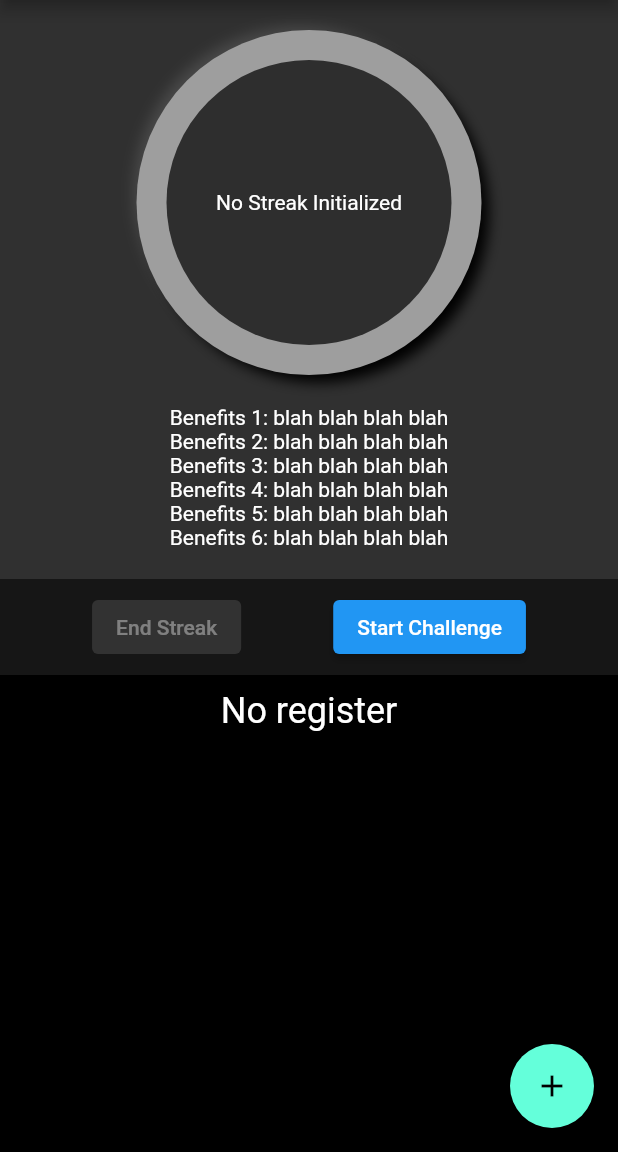
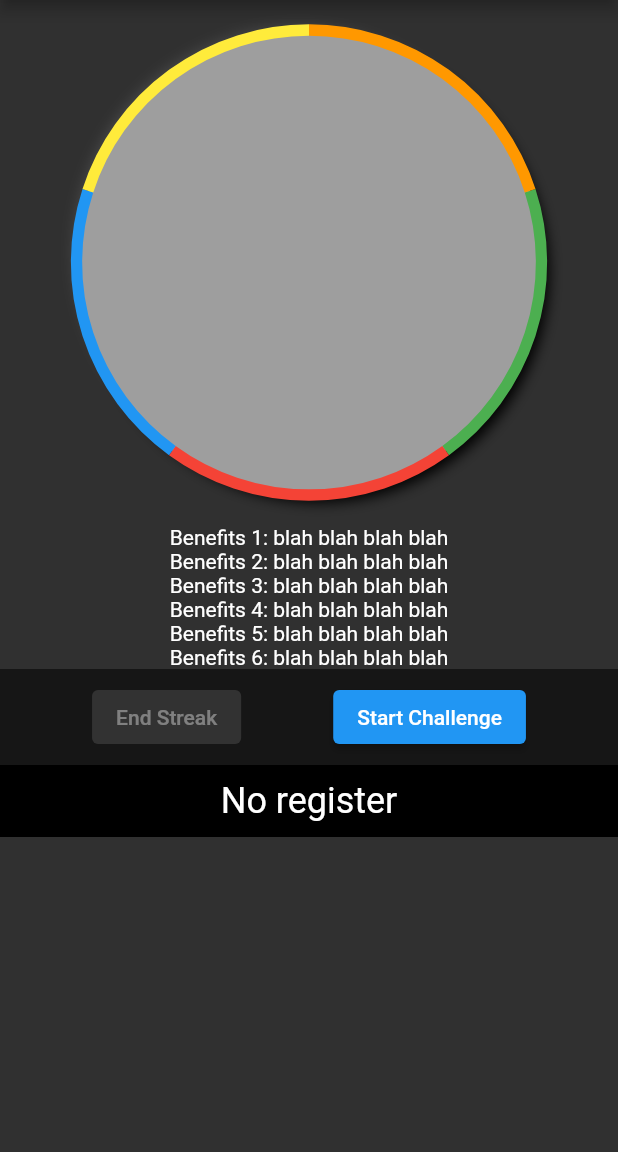
Before and after one commit to yurylink/iquit-mobile-app, a Flutter app: the screen it shows after launch, on a phone screen of 412 x 824 dp, the part 84-1236 px from its top. Run offline on Flutter 3.47's test engine with Material 2 defaults, Android fonts, the phone set to English and light mode, and no system bars; our stand-ins replace sqflite; accounts and stored records are empty.

Commit message:
Adding pie chart and refactoring main screen

```diff
--- a/lib/home/CircleTimer.dart
+++ b/lib/home/CircleTimer.dart
@@ -1,6 +1,7 @@
 import 'package:flutter/material.dart';
 import 'package:flutter/widgets.dart';
 import 'package:iquit/common/GlobalColors.dart';
+import 'package:iquit/home/PieChart.dart';
 
 class CircleTimer extends StatelessWidget {
   String _displayText;
@@ -22,14 +23,13 @@ class CircleTimer extends StatelessWidget {
                   spreadRadius: -5,
                   blurRadius: 7,
                   offset: Offset(-7, -7),
-                  color: GlobalColors.GREY.color)
-            ,
-            BoxShadow(
-              spreadRadius: -2,
-              blurRadius: 7,
-              offset: Offset(7,7),
-              color: Colors.black
-            )]),
+                  color: GlobalColors.GREY.color),
+              BoxShadow(
+                  spreadRadius: -2,
+                  blurRadius: 7,
+                  offset: Offset(7, 7),
+                  color: Colors.black)
+            ]),
         padding: EdgeInsets.all(20),
         child: Container(
           width: 50,
@@ -37,7 +37,7 @@ class CircleTimer extends StatelessWidget {
           decoration: new BoxDecoration(
               color: GlobalColors.DEFAULT_GREY.color, shape: BoxShape.circle),
           child: Center(
-            child: Text(_displayText),
+            child: Text(_displayText), //TODO REST
           ),
         ));
   }
--- a/lib/home/HomeScreen.dart
+++ b/lib/home/HomeScreen.dart
@@ -7,6 +7,7 @@ import 'package:iquit/home/CircleTimer.dart';
 import 'package:iquit/home/LastStreaksMainScreen.dart';
 import 'package:iquit/common/SpaceBox.dart';
 import 'package:iquit/database/DatabaseConfiguration.dart';
+import 'package:iquit/home/PieChart.dart';
 import 'package:iquit/model/StreaksDurationModel.dart';
 
 class HomeScreen extends StatefulWidget {
@@ -26,7 +27,8 @@ class _HomeScreenState extends State<HomeScreen> {
   bool _isRunning = false;
   DateTime _beginningOfStreak;
   String _displayText;
-  List<StreaksDurationModel> _listOfPreviousStreaks = new List<StreaksDurationModel>();
+  List<StreaksDurationModel> _listOfPreviousStreaks =
+      new List<StreaksDurationModel>();
 
   @override
   void initState() {
@@ -66,10 +68,6 @@ class _HomeScreenState extends State<HomeScreen> {
         await DatabaseConfiguration.instance.getAllStreaks();
 
     setState(() {
-      resultList.forEach((element) {
-        print(element.toString());
-        print(element.toMapWithoutId());
-      });
       _counter++;
       _beginningOfStreak = new DateTime.now().subtract(new Duration(
           days: _counter)); //TODO REMOVE THE SUBTRACT ON FINAL VERSION
@@ -104,7 +102,7 @@ class _HomeScreenState extends State<HomeScreen> {
     });
   }
 
-  void _updateListOfPreviousStreaks() async{
+  void _updateListOfPreviousStreaks() async {
     Future<List<StreaksDurationModel>> futureListOfStreaks =
         DatabaseConfiguration.instance.getAllStreaks();
 
@@ -119,15 +117,14 @@ class _HomeScreenState extends State<HomeScreen> {
         appBar: AppBar(
           title: Text(widget.title),
         ),
-      body: Align(
-          alignment: Alignment.topCenter,
-          child: Column(
-            children: <Widget>[
-              SpaceBox(20),
-              CircleTimer(_displayText),
-              SpaceBox(20),
+        body: Row(
+          children: [
+            Expanded(
+              child: SizedBox(
+                child: ListView(
+                  children: [
+                    PieChart(),
                     BenefitsList(),
-              SpaceBox(20),
                     Container(
                       color: Colors.black54,
                       child: ButtonBar(
@@ -144,15 +141,57 @@ class _HomeScreenState extends State<HomeScreen> {
                         ],
                       ),
                     ),
-              LastStreaksMainScreen(_listOfPreviousStreaks)
-              // LastStreaksMainScreen(new List<StreaksDurationModel>())
+                    LastStreaksMainScreen(_listOfPreviousStreaks),
                   ],
-          )),
-      floatingActionButton: FloatingActionButton(
-        onPressed: _incrementCounter,
-        tooltip: 'Increment',
-        child: Icon(Icons.add),
-      ), // This trailing comma makes auto-formatting nicer for build methods.
-    );
+                ),
+              ),
+            )
+          ],
+        ));
   }
+
+// @override
+// Widget build(BuildContext context) {
+//   return Scaffold(
+//     appBar: AppBar(
+//       title: Text(widget.title),
+//     ),
+//     body: Align(
+//         alignment: Alignment.topCenter,
+//         child: Column(
+//           children: <Widget>[
+//             SpaceBox(20),
+//             PieChart(),
+//             // CircleTimer(_displayText),
+//             SpaceBox(20),
+//             BenefitsList(),
+//             SpaceBox(20),
+//             Container(
+//               color: Colors.black54,
+//               child: ButtonBar(
+//                 alignment: MainAxisAlignment.spaceEvenly,
+//                 children: [
+//                   ElevatedButton(
+//                     child: Text("End Streak"),
+//                     onPressed: _isRunning ? () => _endTimer() : null,
+//                   ),
+//                   ElevatedButton(
+//                     child: Text("Start Challenge"),
+//                     onPressed: _isRunning ? null : () => _startTimer(),
+//                   )
+//                 ],
+//               ),
+//             ),
+//             LastStreaksMainScreen(_listOfPreviousStreaks)
+//             // LastStreaksMainScreen(new List<StreaksDurationModel>())
+//           ],
+//         )),
+//     floatingActionButton: FloatingActionButton(
+//       onPressed: _incrementCounter,
+//       tooltip: 'Increment',
+//       child: Icon(Icons.add),
+//     ), // This trailing comma makes auto-formatting nicer for build methods.
+//   );
+// }
+
 }
--- a/lib/home/LastStreaksMainScreen.dart
+++ b/lib/home/LastStreaksMainScreen.dart
@@ -35,14 +35,12 @@ class LastStreaksMainScreen extends StatelessWidget {
       }
     });
 
-    return Expanded(
-      child: Container(
+    return Container(
         alignment: Alignment.topCenter,
         constraints: BoxConstraints(maxHeight: double.infinity),
         color: Colors.black,
         padding: EdgeInsets.fromLTRB(0, 10, 0, 10),
         child: Column(children: listOfText),
-      ),
     );
   }
 }
--- /dev/null
+++ b/lib/home/PieChart.dart
@@ -0,0 +1,51 @@
+import 'package:flutter/material.dart';
+import 'package:iquit/common/GlobalColors.dart';
+import 'package:iquit/home/TimerPainter.dart';
+
+class PieChart extends StatefulWidget {
+  @override
+  _PieChartState createState() => _PieChartState();
+}
+
+class _PieChartState extends State<PieChart> {
+  @override
+  Widget build(BuildContext context) {
+    double _localHeight = MediaQuery.of(context).size.width;//TODO FIND A WAY TO DIVIDE THE SCREEN IN 3
+    return Container(
+          height: 350, //TODO: CHANGE LATTER TO DYNAMIC HEIGHT
+          padding: new EdgeInsets.all(20),
+          child: LayoutBuilder(
+            builder: (context, constraints) => Container(
+              decoration: BoxDecoration(
+                  color: Colors.grey,
+                  shape: BoxShape.circle,
+                  boxShadow: [
+                    BoxShadow(
+                        spreadRadius: -5,
+                        blurRadius: 7,
+                        offset: Offset(-7, -7),
+                        color: GlobalColors.GREY.color),
+                    BoxShadow(
+                        spreadRadius: -2,
+                        blurRadius: 7,
+                        offset: Offset(7, 7),
+                        color: Colors.black)
+                  ]),
+              child: Stack(
+                children: [
+                  Center(
+                    child: SizedBox(
+                        width: constraints.maxWidth * 0.5,
+                        height: constraints.maxHeight * 0.5,
+                        child: CustomPaint(
+                          child: Center(),
+                          foregroundPainter:
+                              TimerPainter(width: constraints.maxWidth),
+                        )),
+                  )
+                ],
+              ),
+            ),
+        ));
+  }
+}
--- /dev/null
+++ b/lib/home/TimerPainter.dart
@@ -0,0 +1,49 @@
+import 'package:flutter/material.dart';
+
+import 'dart:math';
+
+class TimerPainter extends CustomPainter {
+  static final double _RADIUS_MULTIPLYER = 1.25;
+  static final double _RING_THICKNESS_MULTIPLYER = 25;
+
+  TimerPainter({@required this.width});
+
+  final double width;
+
+  List<Color> localColors = new List();
+
+  void setColors() {
+    localColors.add(Colors.green);
+    localColors.add(Colors.red);
+    localColors.add(Colors.blue);
+    localColors.add(Colors.yellow);
+    localColors.add(Colors.orange);
+  }
+
+  @override
+  void paint(Canvas canvas, Size size) {
+    setColors();//TODO REMOVE THIS WHEN THE LIST IS READY
+    Offset center = Offset(size.width / 2, size.height / 2);
+    double radius = min(size.width / 1, size.height / 1);
+
+    var paint = Paint()
+      ..style = PaintingStyle.stroke
+      ..strokeWidth = (width / 100) * 2.02;
+
+    double total = 100;
+    double startRadian = -pi / 10;
+
+    for (var index = 0; index < localColors.length; index++) {
+      final Color currentColor = localColors[index];
+      final double sweepRadian = 20 / total * 2 * pi;
+      paint.color = currentColor;
+
+      canvas.drawArc(Rect.fromCircle(radius: radius, center: center),
+          startRadian, sweepRadian, false, paint);
+      startRadian += sweepRadian;
+    }
+  }
+
+  @override
+  bool shouldRepaint(covariant CustomPainter oldDelegate) => true;
+}
--- a/lib/main.dart
+++ b/lib/main.dart
@@ -2,6 +2,7 @@ import 'dart:ui';
 
 import 'package:flutter/material.dart';
 import 'package:flutter/widgets.dart';
+import 'package:iquit/home/PieChart2.dart';
 import 'package:iquit/home/HomeScreen.dart';
 
 void main() {
@@ -20,6 +21,7 @@ class MyApp extends StatelessWidget {
         visualDensity: VisualDensity.adaptivePlatformDensity,
       ),
       home: HomeScreen(title: 'IQuit -  Quit your addictions'),
+      // home: PieChart2(),
     );
   }
 }
```
Also changed, not shown: lib/home/PieChart2.dart (added, +37 -0 lines). Lines whose indentation alone changed are shown as unchanged.
